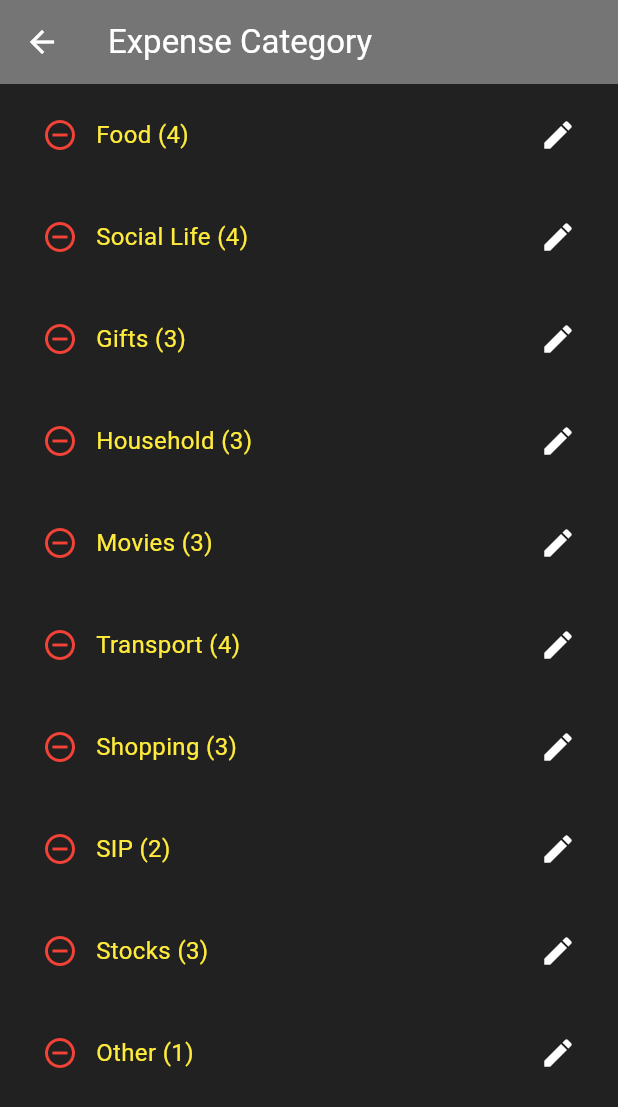
After one commit to lucas150/Note-Go, a Flutter app: the Settings screen opened by its route, after a tap on "Expemse Categories", on a phone screen of 412 x 824 dp. The commit adds this screen. Shown: the top 1107 px of the screen. Run offline on Flutter 3.47's test engine with Material 3 defaults, Android fonts, the light colour scheme and no system bars; our stand-ins replace flutter_riverpod, hive, hive_flutter; accounts and stored records are empty.

Commit message:
settings

```diff
--- a/lib/main.dart
+++ b/lib/main.dart
@@ -2,17 +2,24 @@ import 'package:flutter/material.dart';
 import 'package:flutter_riverpod/flutter_riverpod.dart';
 
 import 'package:hive_flutter/hive_flutter.dart';
+import 'package:notegoexpense/model/category_model.dart';
 import 'package:notegoexpense/model/transaction_model.dart';
+import 'package:notegoexpense/pages/SettingPage/ExpenseCategory.dart';
 import 'package:notegoexpense/pages/account_management.dart';
 import 'package:notegoexpense/pages/add_transactions.dart';
 import 'package:notegoexpense/pages/hivedata.dart';
 import 'package:notegoexpense/pages/ledger.dart';
+import 'package:notegoexpense/pages/SettingPage/settings.dart';
 import 'package:notegoexpense/pages/welcome.dart';
 
 void main() async {
   WidgetsFlutterBinding.ensureInitialized();
 
   await Hive.initFlutter();
+  Hive.registerAdapter(ExpenseCategoryAdapter());
+  await Hive.openBox<ExpenseCategory>('expense_categories');
+  await preloadDefaultExpenseCategories();
+
   Hive.registerAdapter(TransactionTypeAdapter());
   Hive.registerAdapter(TransactionModelAdapter());
   Hive.registerAdapter(AccountRoleAdapter());
@@ -45,6 +52,8 @@ class MyApp extends StatelessWidget {
         '/ledger': (context) => const LedgerPage(),
         '/accountManagement': (context) => const AccountManagementPage(),
         '/hiveDebug': (context) => const HiveDebugPage(),
+        '/settings': (context) => const Settings(),
+        '/expenseCategory': (context) => const Expensecategory(),
       },
     );
   }
--- /dev/null
+++ b/lib/model/category_model.dart
@@ -0,0 +1,15 @@
+import 'package:hive/hive.dart';
+
+part 'category_model.g.dart';
+
+@HiveType(typeId: 4)
+class ExpenseCategory extends HiveObject {
+  @HiveField(0)
+  String expenseCategoryName;
+
+  @HiveField(1)
+  List<String> subExpenseCategory;
+
+  ExpenseCategory(
+      {required this.expenseCategoryName, this.subExpenseCategory = const []});
+}
--- /dev/null
+++ b/lib/pages/SettingPage/ExpenseCategory.dart
@@ -0,0 +1,239 @@
+import 'package:flutter/material.dart';
+import 'package:hive_flutter/hive_flutter.dart';
+import '../../model/category_model.dart';
+
+class Expensecategory extends StatefulWidget {
+  const Expensecategory({super.key});
+
+  @override
+  State<Expensecategory> createState() => _ExpensecategoryState();
+}
+
+class _ExpensecategoryState extends State<Expensecategory> {
+  late Future<Box<ExpenseCategory>> _boxFuture;
+  Set<String> confirmDeleteIds = {};
+
+  @override
+  void initState() {
+    super.initState();
+    _boxFuture = Hive.openBox<ExpenseCategory>('expense_categories');
+  }
+
+  void toggleConfirmDelete(String key) {
+    setState(() {
+      if (confirmDeleteIds.contains(key)) {
+        confirmDeleteIds.remove(key);
+      } else {
+        confirmDeleteIds.add(key);
+      }
+    });
+  }
+
+  @override
+  Widget build(BuildContext context) {
+    return FutureBuilder(
+      future: _boxFuture,
+      builder: (context, snapshot) {
+        if (snapshot.connectionState == ConnectionState.waiting) {
+          return const Scaffold(
+            backgroundColor: Colors.black,
+            body: Center(child: CircularProgressIndicator()),
+          );
+        }
+
+        if (snapshot.hasError) {
+          return Scaffold(
+            body: Center(child: Text('Error: ${snapshot.error}')),
+          );
+        }
+
+        final box = snapshot.data!;
+        return Scaffold(
+          appBar: AppBar(
+            title: const Text('Expense Category'),
+            backgroundColor: Colors.grey[600],
+            foregroundColor: Colors.white,
+          ),
+          backgroundColor: Colors.grey[900],
+          body: ValueListenableBuilder(
+            valueListenable: box.listenable(),
+            builder: (context, Box<ExpenseCategory> box, _) {
+              if (box.values.isEmpty) {
+                return const Center(
+                  child: Text(
+                    'No categories added yet',
+                    style: TextStyle(color: Colors.white),
+                  ),
+                );
+              }
+
+              return ListView.builder(
+                itemCount: box.length,
+                itemBuilder: (context, index) {
+                  final category = box.getAt(index)!;
+
+                  return StatefulBuilder(
+                    builder: (context, setTileState) {
+                      bool isExpanded = false;
+                      return Column(
+                        crossAxisAlignment: CrossAxisAlignment.start,
+                        children: [
+                          columnTile(
+                            tileName: category.expenseCategoryName,
+                            subCategoryCount:
+                                category.subExpenseCategory.length,
+                            isConfirmingDelete: confirmDeleteIds
+                                .contains(category.expenseCategoryName),
+                            onTap: () {
+                              setTileState(() => isExpanded = !isExpanded);
+                            },
+                            onEdit: () {
+                              // Edit logic here
+                            },
+                            onDeleteTap: () {
+                              final name = category.expenseCategoryName;
+                              if (confirmDeleteIds.contains(name)) {
+                                box.deleteAt(index);
+                                confirmDeleteIds.remove(name);
+                              } else {
+                                toggleConfirmDelete(name);
+                              }
+                            },
+                          ),
+                          if (isExpanded)
+                            Padding(
+                              padding: const EdgeInsets.only(left: 32.0),
+                              child: Column(
+                                children: category.subExpenseCategory
+                                    .map((sub) => columnTile(
+                                          tileName: sub,
+                                          isConfirmingDelete: false,
+                                          onEdit: () {
+                                            // Edit subcategory
+                                          },
+                                          onDeleteTap: () {
+                                            category.subExpenseCategory
+                                                .remove(sub);
+                                            category.save();
+                                            setState(() {});
+                                          },
+                                          onTap: () {},
+                                        ))
+                                    .toList(),
+                              ),
+                            ),
+                        ],
+                      );
+                    },
+                  );
+                },
+              );
+            },
+          ),
+        );
+      },
+    );
+  }
+
+  Widget columnTile({
+    required String tileName,
+    int? subCategoryCount,
+    required bool isConfirmingDelete,
+    required VoidCallback onDeleteTap,
+    required VoidCallback onEdit,
+    VoidCallback? onTap,
+  }) {
+    return InkWell(
+      onTap: onTap,
+      child: Padding(
+        padding: const EdgeInsets.symmetric(horizontal: 16, vertical: 10),
+        child: Row(
+          children: [
+            IconButton(
+              icon: AnimatedSwitcher(
+                duration: const Duration(milliseconds: 250),
+                child: isConfirmingDelete
+                    ? const Icon(Icons.delete_forever,
+                        key: ValueKey('confirm'), color: Colors.red)
+                    : const Icon(Icons.remove_circle_outline,
+                        key: ValueKey('ask'), color: Colors.red),
+              ),
+              onPressed: onDeleteTap,
+            ),
+            Expanded(
+              child: Text(
+                subCategoryCount != null
+                    ? '$tileName ($subCategoryCount)'
+                    : tileName,
+                style: const TextStyle(
+                  fontSize: 16,
+                  color: Colors.yellow,
+                  fontWeight: FontWeight.w400,
+                ),
+              ),
+            ),
+            if (!isConfirmingDelete)
+              IconButton(
+                icon: const Icon(Icons.edit, color: Colors.white),
+                onPressed: onEdit,
+              ),
+          ],
+        ),
+      ),
+    );
+  }
+}
+
+Future<void> preloadDefaultExpenseCategories() async {
+  final box = await Hive.openBox<ExpenseCategory>('expense_categories');
+
+  // ✅ Only insert if the box is empty
+  if (box.isEmpty) {
+    final List<ExpenseCategory> defaultCategories = [
+      ExpenseCategory(
+        expenseCategoryName: 'Food',
+        subExpenseCategory: ['Lunch', 'Dinner', 'Snacks', 'Eating Out'],
+      ),
+      ExpenseCategory(
+        expenseCategoryName: 'Social Life',
+        subExpenseCategory: ['Parties', 'Clubbing', 'Bars', 'Events'],
+      ),
+      ExpenseCategory(
+        expenseCategoryName: 'Gifts',
+        subExpenseCategory: ['Birthday', 'Wedding', 'Festival'],
+      ),
+      ExpenseCategory(
+        expenseCategoryName: 'Household',
+        subExpenseCategory: ['Groceries', 'Cleaning', 'Appliances'],
+      ),
+      ExpenseCategory(
+        expenseCategoryName: 'Movies',
+        subExpenseCategory: ['Cinema', 'Streaming', 'Theatre'],
+      ),
+      ExpenseCategory(
+        expenseCategoryName: 'Transport',
+        subExpenseCategory: ['Bus', 'Train', 'Cab', 'Fuel'],
+      ),
+      ExpenseCategory(
+        expenseCategoryName: 'Shopping',
+        subExpenseCategory: ['Clothing', 'Electronics', 'Accessories'],
+      ),
+      ExpenseCategory(
+        expenseCategoryName: 'SIP',
+        subExpenseCategory: ['Mutual Funds', 'Recurring Investment'],
+      ),
+      ExpenseCategory(
+        expenseCategoryName: 'Stocks',
+        subExpenseCategory: ['Equity', 'ETF', 'Trading'],
+      ),
+      ExpenseCategory(
+        expenseCategoryName: 'Other',
+        subExpenseCategory: ['Miscellaneous'],
+      ),
+    ];
+
+    for (final category in defaultCategories) {
+      await box.add(category);
+    }
+  }
+}
--- /dev/null
+++ b/lib/pages/SettingPage/settings.dart
@@ -0,0 +1,92 @@
+import 'package:flutter/material.dart';
+
+class Settings extends StatefulWidget {
+  const Settings({super.key});
+
+  @override
+  State<Settings> createState() => _SettingsState();
+}
+
+class ExpenseCategories {}
+
+class _SettingsState extends State<Settings> {
+  @override
+  Widget build(BuildContext context) {
+    return Scaffold(
+      backgroundColor: Colors.grey[600],
+      appBar: AppBar(
+        title: const Text('Settings'),
+        backgroundColor: Colors.grey[600],
+        foregroundColor: Colors.white,
+      ),
+      body: ListView(
+        children: <Widget>[
+          header(title: const Text('Categories')),
+          columnTile(
+              tileName: 'Expemse Categories',
+              onTap: () {
+                Navigator.pushNamed(context, '/expenseCategory');
+              }),
+          columnTile(tileName: 'Income Categories', onTap: () {}),
+          header(title: const Text('Configurations')),
+          columnTile(
+            tileName: 'Currency',
+            rightText: 'INR ₹',
+            onTap: () {
+              // Currency selection logic
+            },
+          ),
+        ],
+      ),
+    );
+  }
+
+  Widget header({required Widget title}) {
+    return Container(
+      color: Colors.grey[800],
+      padding: const EdgeInsets.fromLTRB(8, 8, 5, 10),
+      child: DefaultTextStyle(
+        style: const TextStyle(
+          fontSize: 20,
+          fontWeight: FontWeight.w600,
+          color: Colors.white,
+        ),
+        child: Align(alignment: Alignment.topLeft, child: title),
+      ),
+    );
+  }
+
+  Widget columnTile({
+    required String tileName,
+    String? rightText,
+    required VoidCallback onTap,
+  }) {
+    return InkWell(
+      onTap: onTap,
+      child: Padding(
+        padding: const EdgeInsets.symmetric(horizontal: 16, vertical: 14),
+        child: Row(
+          mainAxisAlignment: MainAxisAlignment.spaceBetween,
+          children: [
+            Text(
+              tileName,
+              style: const TextStyle(
+                fontSize: 16,
+                color: Colors.white,
+                fontWeight: FontWeight.w400,
+              ),
+            ),
+            if (rightText != null)
+              Text(
+                rightText,
+                style: const TextStyle(
+                  fontSize: 14,
+                  color: Colors.red,
+                ),
+              ),
+          ],
+        ),
+      ),
+    );
+  }
+}
--- a/lib/pages/home_screen.dart
+++ b/lib/pages/home_screen.dart
@@ -42,6 +42,13 @@ class HomeScreen {
               },
               child: const Text('Hive Debug'),
             ),
+            ElevatedButton(
+              onPressed: () {
+                // Navigate to Settings Screen
+                Navigator.pushNamed(context, '/settings');
+              },
+              child: const Text('Settings'),
+            ),
           ],
         ),
       ),
```
Also changed, not shown: lib/model/category_model.g.dart (added).
